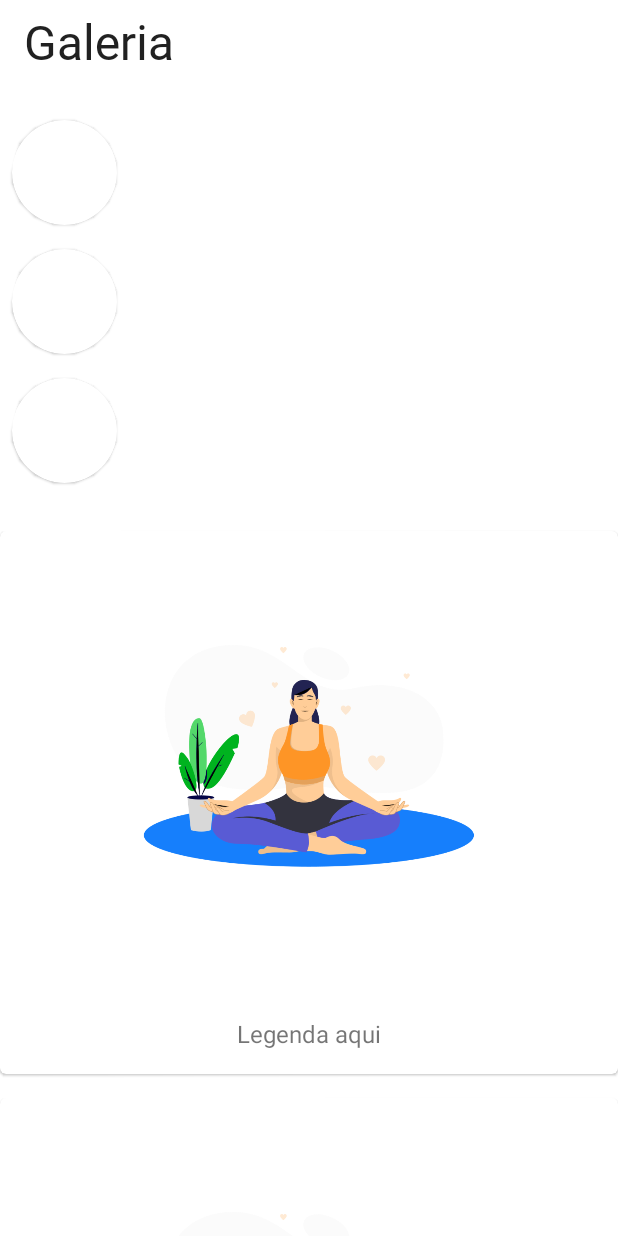
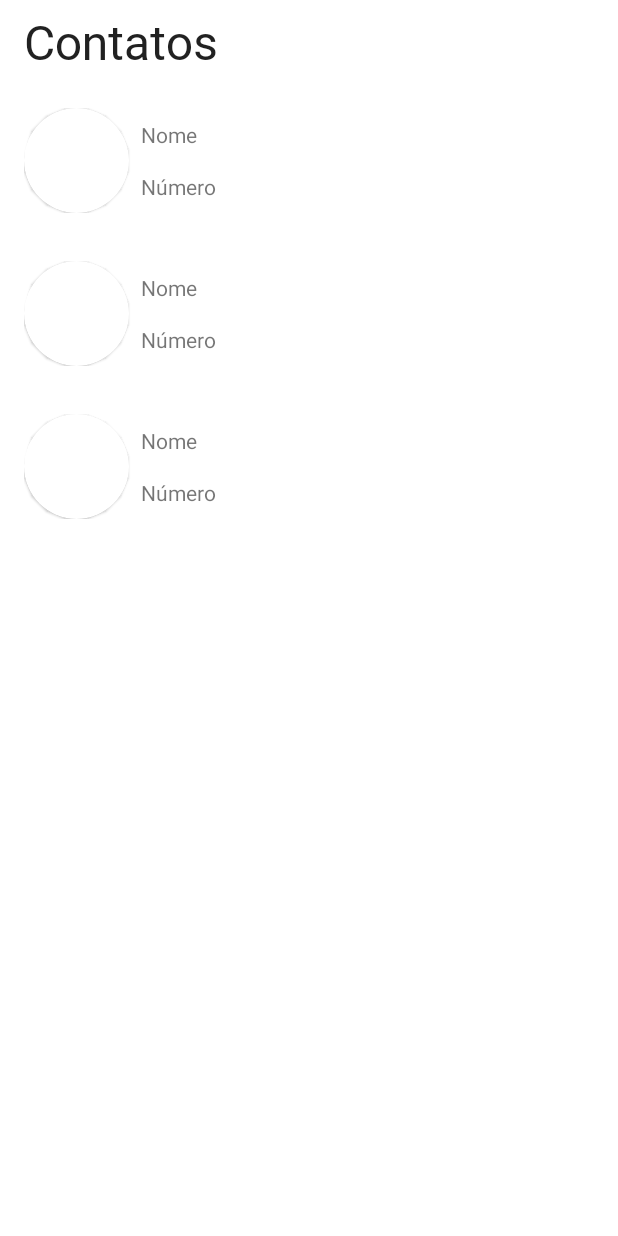
Before and after one commit to Kjully01/RecycleView, an Android app: the layout fragment_home.xml on its own in the app's theme, with its tools: preview values and no code run, on a phone screen of 412 x 824 dp. Run offline under Robolectric (Android 15) with nearby library versions, the phone set to English and light mode, and no system bars.

Commit message:
construindo a lista de contatos

```diff
--- a/app/src/main/res/layout/activity_main.xml
+++ b/app/src/main/res/layout/activity_main.xml
@@ -8,8 +8,8 @@
 
     <androidx.fragment.app.FragmentContainerView
         android:id="@+id/nav_host"
-        android:layout_width="wrap_content"
-        android:layout_height="wrap_content"
+        android:layout_width="match_parent"
+        android:layout_height="match_parent"
         app:navGraph="@navigation/nav_graph"
         app:defaultNavHost="true"
         app:layout_constraintStart_toStartOf="parent"
--- a/app/src/main/res/layout/fragment_home.xml
+++ b/app/src/main/res/layout/fragment_home.xml
@@ -12,20 +12,10 @@
         android:layout_width="match_parent"
         android:layout_height="wrap_content"
         android:background="@color/white"
-        app:title="Galeria"
+        app:title="Contatos"
         app:layout_constraintTop_toTopOf="parent"
         app:titleTextAppearance="@style/title"
         />
-
-    <androidx.recyclerview.widget.RecyclerView
-        android:id="@+id/rvSecond"
-        android:layout_width="match_parent"
-        android:layout_height="wrap_content"
-        android:layout_marginTop="16dp"
-        app:layout_constraintStart_toStartOf="parent"
-        app:layout_constraintEnd_toEndOf="parent"
-        app:layout_constraintTop_toBottomOf="@id/toolbar"
-        tools:listitem="@layout/layout_recycle_view_second"/>
 
     <androidx.recyclerview.widget.RecyclerView
         android:id="@+id/rvPrimary"
@@ -34,7 +24,7 @@
         android:layout_marginVertical="16dp"
         app:layout_constraintStart_toStartOf="parent"
         app:layout_constraintEnd_toEndOf="parent"
-        app:layout_constraintTop_toBottomOf="@id/rvSecond"
-        tools:listitem="@layout/layout_recycle_view_primary"/>
+        app:layout_constraintTop_toBottomOf="@id/toolbar"
+        tools:listitem="@layout/layout_recycle_view"/>
 
 </androidx.constraintlayout.widget.ConstraintLayout>
--- /dev/null
+++ b/app/src/main/res/layout/layout_recycle_view.xml
@@ -0,0 +1,44 @@
+<?xml version="1.0" encoding="utf-8"?>
+<androidx.coordinatorlayout.widget.CoordinatorLayout xmlns:android="http://schemas.android.com/apk/res/android"
+    xmlns:app="http://schemas.android.com/apk/res-auto"
+    xmlns:tools="http://schemas.android.com/tools"
+    android:layout_width="match_parent"
+    android:layout_height="wrap_content"
+    android:layout_marginBottom="16dp"
+    >
+
+        <androidx.constraintlayout.widget.ConstraintLayout
+            android:layout_width="match_parent"
+            android:layout_height="wrap_content"
+            android:layout_marginBottom="16dp"
+            android:layout_marginStart="16dp">
+
+            <include
+                android:id="@+id/photo"
+                layout="@layout/photo_item"
+                app:layout_constraintBottom_toBottomOf="@+id/tvTell"
+                app:layout_constraintTop_toTopOf="@+id/tvName" />
+
+            <TextView
+                android:id="@+id/tvName"
+                android:layout_width="wrap_content"
+                android:layout_height="wrap_content"
+                android:layout_marginTop="8dp"
+                android:layout_marginStart="8dp"
+                app:layout_constraintStart_toEndOf="@id/photo"
+                app:layout_constraintTop_toTopOf="parent"
+                tools:text="Nome" />
+
+            <TextView
+                android:id="@+id/tvTell"
+                android:layout_width="wrap_content"
+                android:layout_height="wrap_content"
+                android:layout_marginBottom="8dp"
+                app:layout_constraintStart_toStartOf="@id/tvName"
+                app:layout_constraintBottom_toBottomOf="@id/photo"
+                tools:text="Número" />
+
+
+        </androidx.constraintlayout.widget.ConstraintLayout>
+
+</androidx.coordinatorlayout.widget.CoordinatorLayout>
--- a/app/src/main/res/layout/layout_recycle_view_primary.xml
+++ /dev/null
@@ -1,38 +0,0 @@
-<?xml version="1.0" encoding="utf-8"?>
-<com.google.android.material.card.MaterialCardView xmlns:android="http://schemas.android.com/apk/res/android"
-    xmlns:tools="http://schemas.android.com/tools"
-    xmlns:app="http://schemas.android.com/apk/res-auto"
-    android:layout_width="match_parent"
-    android:layout_height="wrap_content"
-    android:layout_marginVertical="8dp">
-
-    <androidx.constraintlayout.widget.ConstraintLayout
-        android:layout_width="match_parent"
-        android:layout_height="wrap_content"
-        >
-
-        <ImageView
-            android:id="@+id/ivPrimary"
-            android:layout_width="300dp"
-            android:layout_height="300dp"
-            android:src="@drawable/menu_image"
-            app:layout_constraintStart_toStartOf="parent"
-            app:layout_constraintEnd_toEndOf="parent"
-            app:layout_constraintTop_toTopOf="parent"
-            android:contentDescription="@string/primary"/>
-
-        <TextView
-            android:id="@+id/tvPrimary"
-            android:layout_width="wrap_content"
-            android:layout_height="wrap_content"
-            android:textSize="16sp"
-            android:padding="16dp"
-            android:layout_marginTop="8dp"
-            app:layout_constraintStart_toStartOf="parent"
-            app:layout_constraintEnd_toEndOf="parent"
-            app:layout_constraintTop_toBottomOf="@id/ivPrimary"
-            tools:text="Legenda aqui"/>
-
-    </androidx.constraintlayout.widget.ConstraintLayout>
-
-</com.google.android.material.card.MaterialCardView>
--- a/app/src/main/res/layout/layout_recycle_view_second.xml
+++ b/app/src/main/res/layout/photo_item.xml
@@ -1,19 +1,17 @@
 <?xml version="1.0" encoding="utf-8"?>
-<com.google.android.material.card.MaterialCardView
-    xmlns:android="http://schemas.android.com/apk/res/android"
+<com.google.android.material.card.MaterialCardView xmlns:android="http://schemas.android.com/apk/res/android"
     xmlns:app="http://schemas.android.com/apk/res-auto"
     android:layout_width="70dp"
     android:layout_height="70dp"
     android:layout_marginHorizontal="8dp"
     android:layout_marginVertical="8dp"
-    app:cardCornerRadius="50dp"
-    app:cardBackgroundColor="@color/white">
+    app:cardBackgroundColor="@color/white"
+    app:cardCornerRadius="50dp">
 
     <ImageView
-        android:id="@+id/ivSecond"
+        android:id="@+id/photoItem"
         android:layout_width="70dp"
         android:layout_height="70dp"
-        android:scaleType="center"
-        />
+        android:scaleType="center" />
 
 </com.google.android.material.card.MaterialCardView>
```
Also changed, not shown: app/src/main/java/br/com/recycleview/controller/adapter/ImagesAdapter.kt (+9 -9 lines), app/src/main/java/br/com/recycleview/controller/adapter/ImagesSecondAdapter.kt (deleted, +0 -38 lines), app/src/main/java/br/com/recycleview/controller/fragment/HomeFragment.kt (+61 -162 lines).
